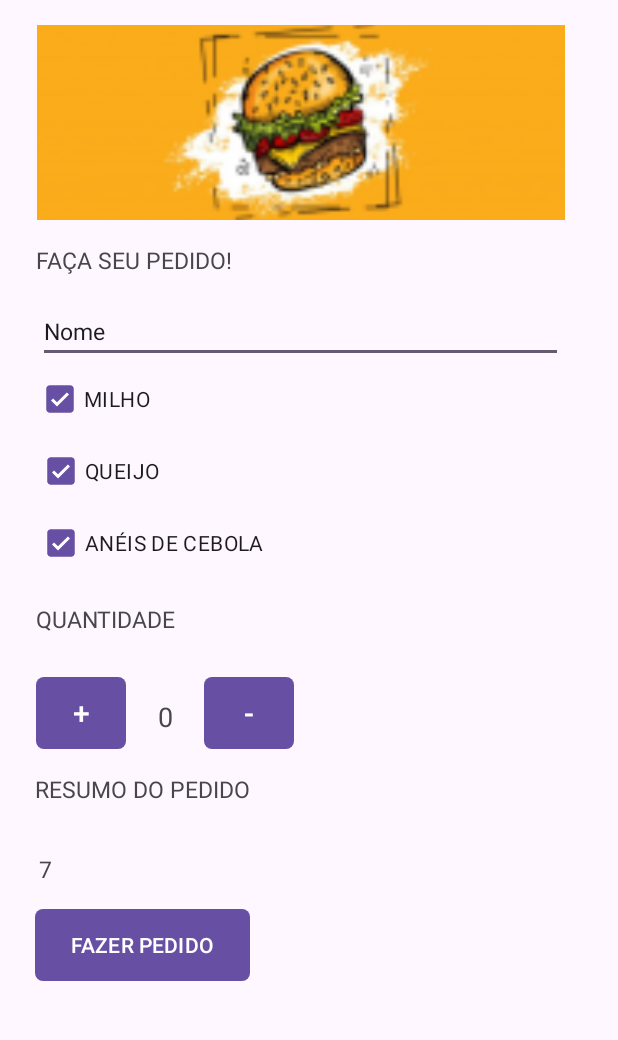
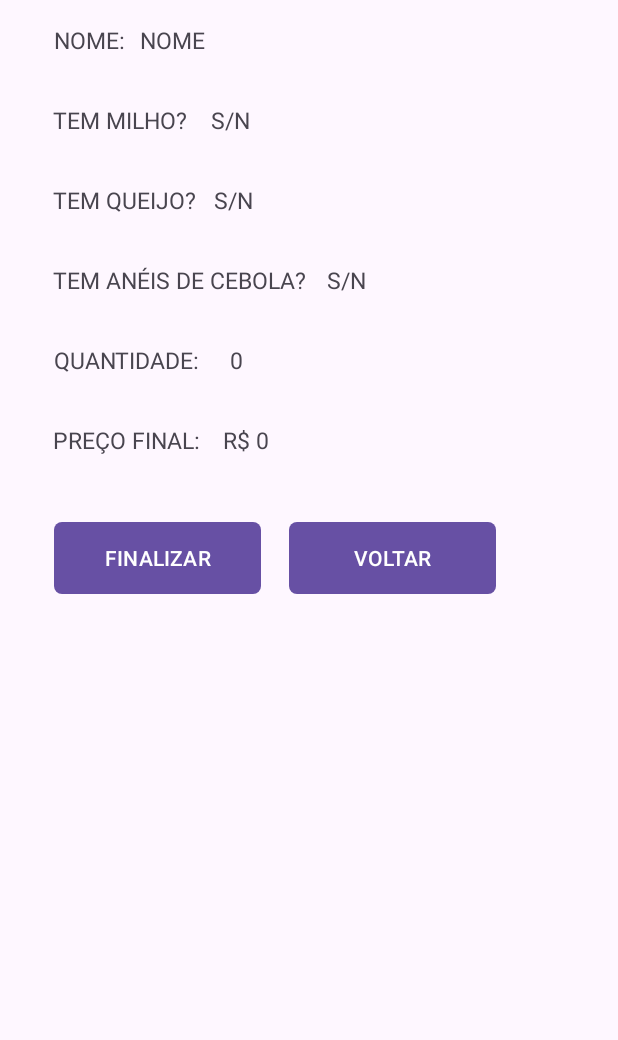
Before and after one commit to AlineStrass/HamburgueriaZ, an Android app: the screen it shows after launch (MainActivity before the commit, ResumoPedido after it), after a tap on "FAZER PEDIDO", on a phone screen of 412 x 824 dp, the part 87-1127 px from its top. Run offline under Robolectric (Android 15) with nearby library versions, the phone set to English and light mode, and no system bars; 3 other taps on this screen came first.

```diff
--- a/app/src/main/AndroidManifest.xml
+++ b/app/src/main/AndroidManifest.xml
@@ -13,6 +13,9 @@
         android:theme="@style/Theme.HamburgueriaZ"
         tools:targetApi="31">
         <activity
+            android:name=".ResumoPedido"
+            android:exported="false" />
+        <activity
             android:name=".MainActivity"
             android:exported="true">
             <intent-filter>
--- a/app/src/main/java/com/example/hamburgueriaz/MainActivity.java
+++ b/app/src/main/java/com/example/hamburgueriaz/MainActivity.java
@@ -1,5 +1,6 @@
 package com.example.hamburgueriaz;
 
+import android.content.Intent;
 import android.os.Bundle;
 import android.view.View;
 import android.widget.Button;
@@ -91,8 +92,10 @@ public class MainActivity extends AppCompatActivity {
         mButtomPedido.setOnClickListener(new View.OnClickListener() {
             @Override
             public void onClick(View v) {
-                Toast.makeText(MainActivity.this, "comprar", Toast.LENGTH_SHORT).show();
-
+                //Toast.makeText(MainActivity.this, "comprar", Toast.LENGTH_SHORT).show();
+                //chamar a view Finalizar pedido
+              Intent intent = new Intent(getBaseContext(), ResumoPedido.class);
+              startActivity(intent);
 
             }
 
@@ -159,4 +162,5 @@ public class MainActivity extends AppCompatActivity {
 
 
 
+
 }
--- /dev/null
+++ b/app/src/main/java/com/example/hamburgueriaz/ResumoPedido.java
@@ -0,0 +1,44 @@
+package com.example.hamburgueriaz;
+
+import android.content.Intent;
+import android.os.Bundle;
+import android.view.View;
+import android.widget.Button;
+import android.widget.CheckBox;
+import android.widget.EditText;
+import android.widget.TextView;
+import androidx.activity.EdgeToEdge;
+import androidx.appcompat.app.AppCompatActivity;
+import androidx.core.graphics.Insets;
+import androidx.core.view.ViewCompat;
+import androidx.core.view.WindowInsetsCompat;
+
+import android.widget.Toast;
+
+public class ResumoPedido extends AppCompatActivity {
+
+    private Button mButtonFinaliar;
+    private Button mButtonVoltar;
+
+    @Override
+    protected void onCreate(Bundle savedInstanceState) {
+        super.onCreate(savedInstanceState);
+        EdgeToEdge.enable(this);
+        setContentView(R.layout.activity_resumo_pedido);
+        ViewCompat.setOnApplyWindowInsetsListener(findViewById(R.id.main), (v, insets) -> {
+            Insets systemBars = insets.getInsets(WindowInsetsCompat.Type.systemBars());
+            v.setPadding(systemBars.left, systemBars.top, systemBars.right, systemBars.bottom);
+            return insets;
+        });
+
+        mButtonFinaliar = findViewById(R.id.button4);
+        mButtonFinaliar = findViewById(R.id.button5);
+
+        mButtonFinaliar.setOnClickListener(new View.OnClickListener() {
+            @Override
+            public void onClick(View v) {
+
+            }
+        });
+    }
+}
--- a/app/src/main/res/layout/resumopedido.xml
+++ b/app/src/main/res/layout/activity_resumo_pedido.xml
@@ -2,8 +2,10 @@
 <androidx.constraintlayout.widget.ConstraintLayout xmlns:android="http://schemas.android.com/apk/res/android"
     xmlns:app="http://schemas.android.com/apk/res-auto"
     xmlns:tools="http://schemas.android.com/tools"
+    android:id="@+id/main"
     android:layout_width="match_parent"
-    android:layout_height="match_parent">
+    android:layout_height="match_parent"
+    tools:context=".ResumoPedido">
 
     <TextView
         android:id="@+id/textViewLogo"
@@ -18,7 +20,7 @@
         style="@style/EstiloTexto"
         android:text="nome:"
         app:layout_constraintEnd_toEndOf="parent"
-        app:layout_constraintHorizontal_bias="0.095"
+        app:layout_constraintHorizontal_bias="0.08"
         app:layout_constraintStart_toStartOf="parent"
         app:layout_constraintTop_toBottomOf="@+id/textViewLogo" />
 
@@ -141,4 +143,6 @@
         app:layout_constraintStart_toEndOf="@+id/button4"
         app:layout_constraintTop_toBottomOf="@+id/textView18"
         app:layout_constraintVertical_bias="0.0" />
+
+
 </androidx.constraintlayout.widget.ConstraintLayout>
```
